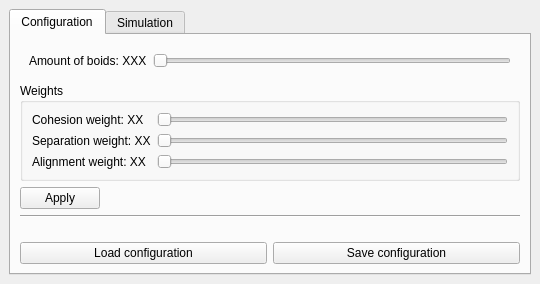
The window that src/applicationwindow.ui (RoopeSavolainen/SwarmSimulator) describes before a commit, drawn with Qt 5.
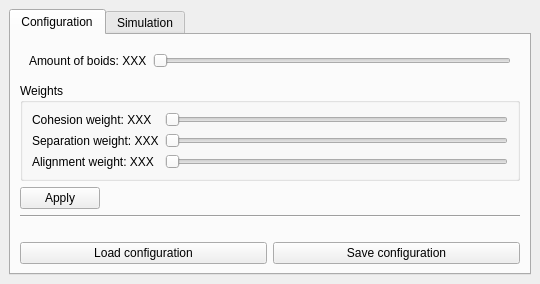
The same window after the commit.

```diff
--- a/src/applicationwindow.ui
+++ b/src/applicationwindow.ui
@@ -154,7 +154,7 @@
              <item row="1" column="0">
               <widget class="QLabel" name="lab_cohesion">
                <property name="text">
-                <string>Cohesion weight: XX</string>
+                <string>Cohesion weight: XXX</string>
                </property>
               </widget>
              </item>
@@ -164,7 +164,7 @@
                 <number>1</number>
                </property>
                <property name="maximum">
-                <number>10</number>
+                <number>100</number>
                </property>
                <property name="orientation">
                 <enum>Qt::Horizontal</enum>
@@ -174,7 +174,7 @@
              <item row="2" column="0">
               <widget class="QLabel" name="lab_separation">
                <property name="text">
-                <string>Separation weight: XX</string>
+                <string>Separation weight: XXX</string>
                </property>
               </widget>
              </item>
@@ -184,7 +184,7 @@
                 <number>1</number>
                </property>
                <property name="maximum">
-                <number>10</number>
+                <number>100</number>
                </property>
                <property name="orientation">
                 <enum>Qt::Horizontal</enum>
@@ -194,7 +194,7 @@
              <item row="3" column="0">
               <widget class="QLabel" name="lab_alignment">
                <property name="text">
-                <string>Alignment weight: XX</string>
+                <string>Alignment weight: XXX</string>
                </property>
               </widget>
              </item>
@@ -204,7 +204,7 @@
                 <number>1</number>
                </property>
                <property name="maximum">
-                <number>10</number>
+                <number>100</number>
                </property>
                <property name="orientation">
                 <enum>Qt::Horizontal</enum>
```
